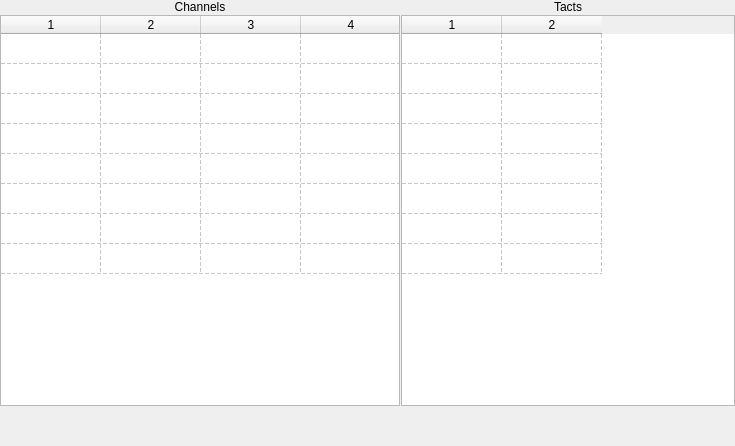
Above: ui/channelsview.ui from dmitry64/av20 before the change. Below: the same form after it.
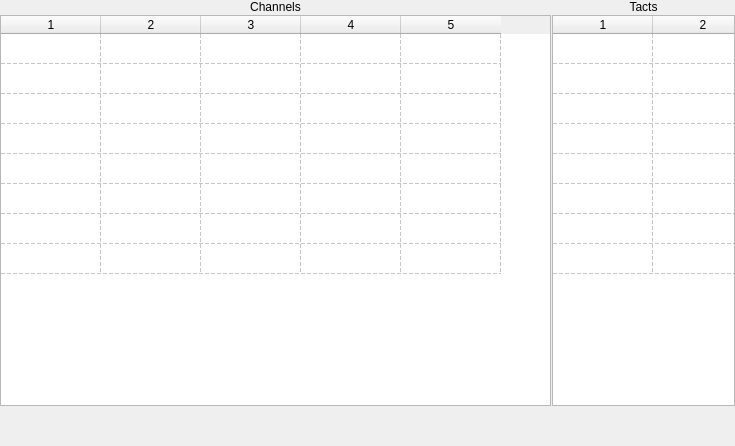
That is the form after the change.

What changed in the file:
```diff
--- a/ui/channelsview.ui
+++ b/ui/channelsview.ui
@@ -13,7 +13,7 @@
   <property name="windowTitle">
    <string>Form</string>
   </property>
-  <layout class="QHBoxLayout" name="horizontalLayout" stretch="6,5">
+  <layout class="QHBoxLayout" name="horizontalLayout" stretch="6,2">
    <property name="spacing">
     <number>1</number>
    </property>
```
